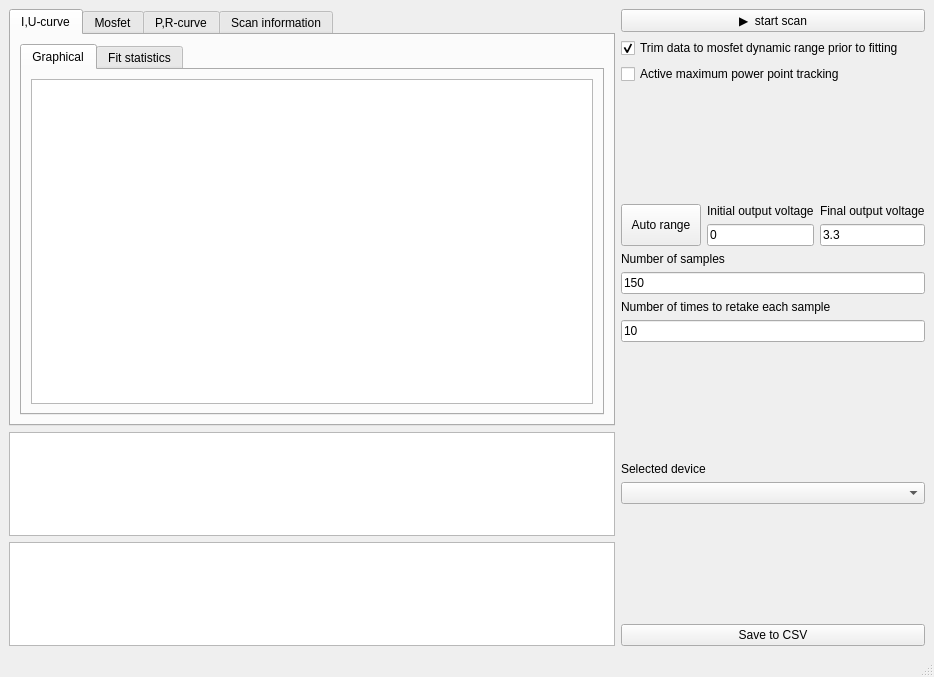
everydayanchovies/solar-cell-experiment-automatisation, file src/pythondaq/views/ui/solarcell.ui: the form before one commit.
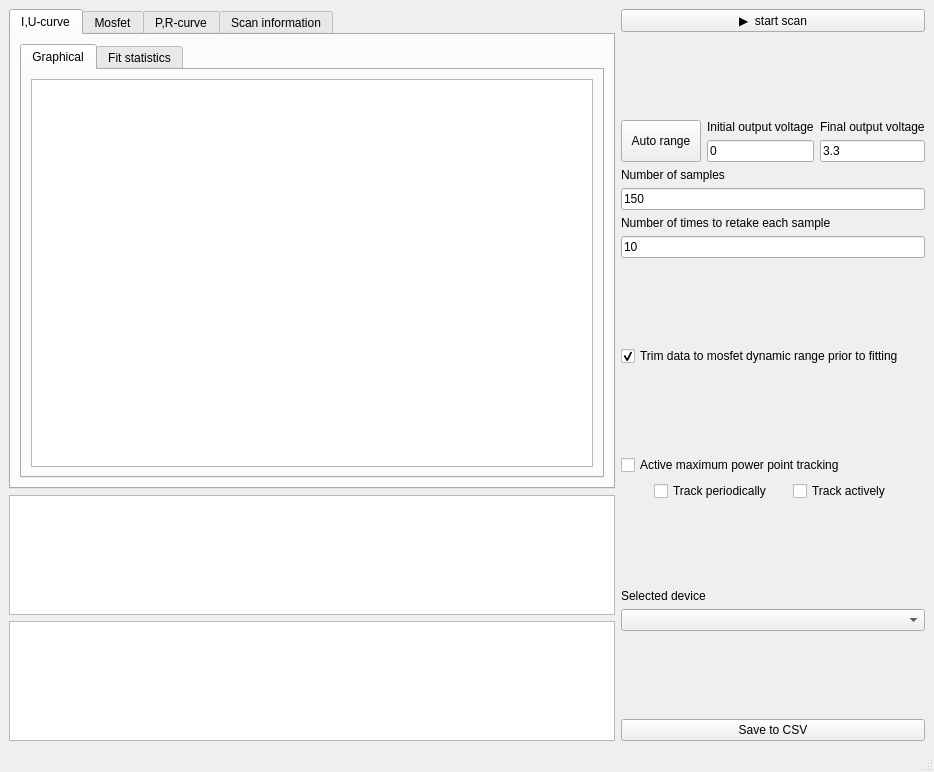
The form after the commit. Custom widgets are drawn as their Qt base class.

Commit message: added active power point tracking

What changed in the file:
```diff
--- a/src/pythondaq/views/ui/solarcell.ui
+++ b/src/pythondaq/views/ui/solarcell.ui
@@ -7,7 +7,7 @@
     <x>0</x>
     <y>0</y>
     <width>934</width>
-    <height>677</height>
+    <height>772</height>
    </rect>
   </property>
   <property name="windowTitle">
@@ -108,24 +108,7 @@
          </widget>
         </item>
         <item>
-         <widget class="QCheckBox" name="mosfet_trim_cb">
-          <property name="text">
-           <string>Trim data to mosfet dynamic range prior to fitting</string>
-          </property>
-          <property name="checked">
-           <bool>true</bool>
-          </property>
-         </widget>
-        </item>
-        <item>
-         <widget class="QCheckBox" name="max_p_tracking_cb">
-          <property name="text">
-           <string>Active maximum power point tracking</string>
-          </property>
-         </widget>
-        </item>
-        <item>
-         <spacer name="verticalSpacer_2">
+         <spacer name="verticalSpacer_4">
           <property name="orientation">
            <enum>Qt::Vertical</enum>
           </property>
@@ -241,6 +224,83 @@
           </item>
          </layout>
         </item>
+        <item>
+         <spacer name="verticalSpacer_2">
+          <property name="orientation">
+           <enum>Qt::Vertical</enum>
+          </property>
+          <property name="sizeHint" stdset="0">
+           <size>
+            <width>20</width>
+            <height>40</height>
+           </size>
+          </property>
+         </spacer>
+        </item>
+        <item>
+         <widget class="QCheckBox" name="mosfet_trim_cb">
+          <property name="text">
+           <string>Trim data to mosfet dynamic range prior to fitting</string>
+          </property>
+          <property name="checked">
+           <bool>true</bool>
+          </property>
+         </widget>
+        </item>
+        <item>
+         <spacer name="verticalSpacer_5">
+          <property name="orientation">
+           <enum>Qt::Vertical</enum>
+          </property>
+          <property name="sizeHint" stdset="0">
+           <size>
+            <width>20</width>
+            <height>40</height>
+           </size>
+          </property>
+         </spacer>
+        </item>
+        <item>
+         <widget class="QCheckBox" name="max_p_tracking_cb">
+          <property name="text">
+           <string>Active maximum power point tracking</string>
+          </property>
+         </widget>
+        </item>
+        <item>
+         <layout class="QHBoxLayout" name="horizontalLayout_3" stretch="1,4,4">
+          <item>
+           <spacer name="horizontalSpacer">
+            <property name="orientation">
+             <enum>Qt::Horizontal</enum>
+            </property>
+            <property name="sizeHint" stdset="0">
+             <size>
+              <width>40</width>
+              <height>20</height>
+             </size>
+            </property>
+           </spacer>
+          </item>
+          <item>
+           <widget class="QCheckBox" name="periodic_tracking_cb">
+            <property name="text">
+             <string>Track periodically</string>
+            </property>
+           </widget>
+          </item>
+          <item>
+           <widget class="QCheckBox" name="active_tracking_cb">
+            <property name="text">
+             <string>Track actively</string>
+            </property>
+            <property name="checked">
+             <bool>false</bool>
+            </property>
+           </widget>
+          </item>
+         </layout>
+        </item>
         <item>
          <spacer name="verticalSpacer_3">
           <property name="orientation">
```
The commit also changes 1 other file.
